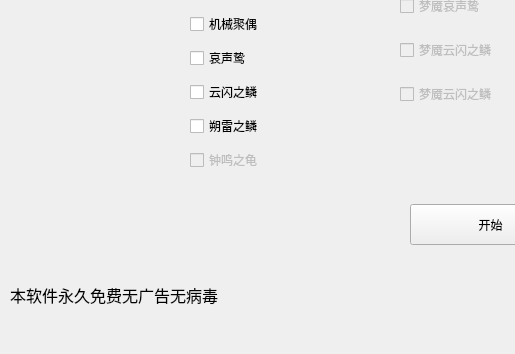
Qt form normalbosspanel.ui (A-SunsetMkt-Forks/wuwaBackendTool) before a commit; both pictures show x 0 to 515 and y 216 to 570 of the 1357 by 570 pixel window.
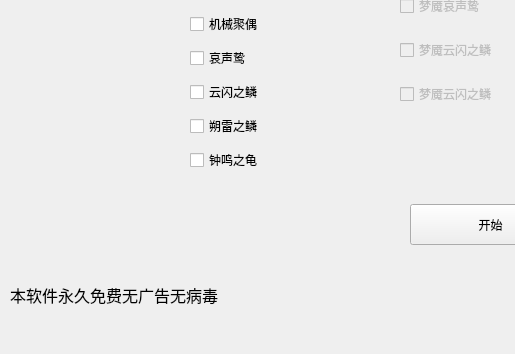
The same form after that commit.

What changed in the file:
```diff
--- a/normalbosspanel.ui
+++ b/normalbosspanel.ui
@@ -218,7 +218,7 @@
     <item>
      <widget class="QCheckBox" name="bellBorneGeochelone">
       <property name="enabled">
-       <bool>false</bool>
+       <bool>true</bool>
       </property>
       <property name="text">
        <string>钟鸣之龟</string>
```
